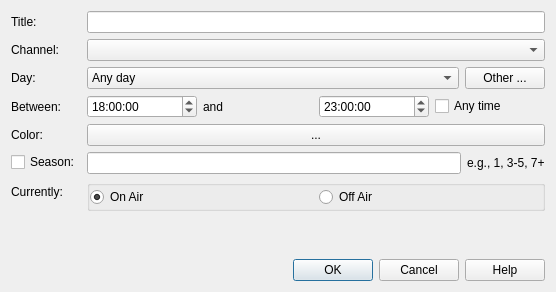
The window that src/bookmarkitemeditor.ui (rweather/tvguide) describes before a commit, drawn with Qt 5.
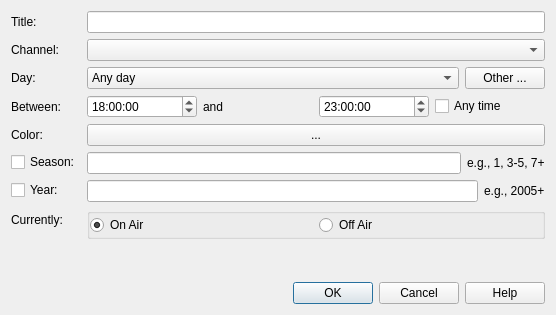
The same window after the commit.

Commit message: Year number matching in bookmarks

Diff of the .ui file:
```diff
--- a/src/bookmarkitemeditor.ui
+++ b/src/bookmarkitemeditor.ui
@@ -7,7 +7,7 @@
     <x>0</x>
     <y>0</y>
     <width>556</width>
-    <height>292</height>
+    <height>315</height>
    </rect>
   </property>
   <property name="windowTitle">
@@ -217,13 +217,41 @@
       </layout>
      </item>
      <item row="6" column="0">
+      <widget class="QCheckBox" name="yearEnable">
+       <property name="text">
+        <string>Year:</string>
+       </property>
+      </widget>
+     </item>
+     <item row="6" column="1">
+      <layout class="QHBoxLayout" name="horizontalLayout_7">
+       <item>
+        <widget class="QLineEdit" name="yearEdit">
+         <property name="sizePolicy">
+          <sizepolicy hsizetype="MinimumExpanding" vsizetype="Fixed">
+           <horstretch>0</horstretch>
+           <verstretch>0</verstretch>
+          </sizepolicy>
+         </property>
+        </widget>
+       </item>
+       <item>
+        <widget class="QLabel" name="label_11">
+         <property name="text">
+          <string>e.g., 2005+</string>
+         </property>
+        </widget>
+       </item>
+      </layout>
+     </item>
+     <item row="7" column="0">
       <widget class="QLabel" name="label_7">
        <property name="text">
         <string>Currently:</string>
        </property>
       </widget>
      </item>
-     <item row="6" column="1">
+     <item row="7" column="1">
       <widget class="QGroupBox" name="groupBox">
        <property name="sizePolicy">
         <sizepolicy hsizetype="Preferred" vsizetype="Preferred">
```
Left out of the diff: 2 changed lines with no effect on the pictures. The commit also changes 11 other files.
